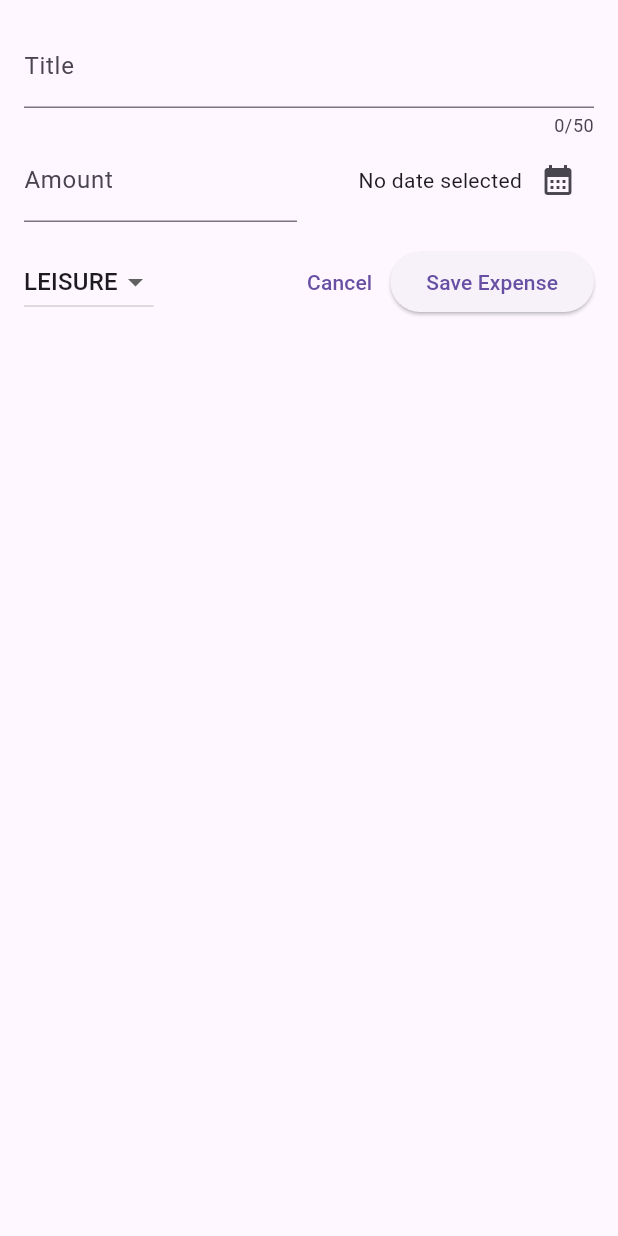
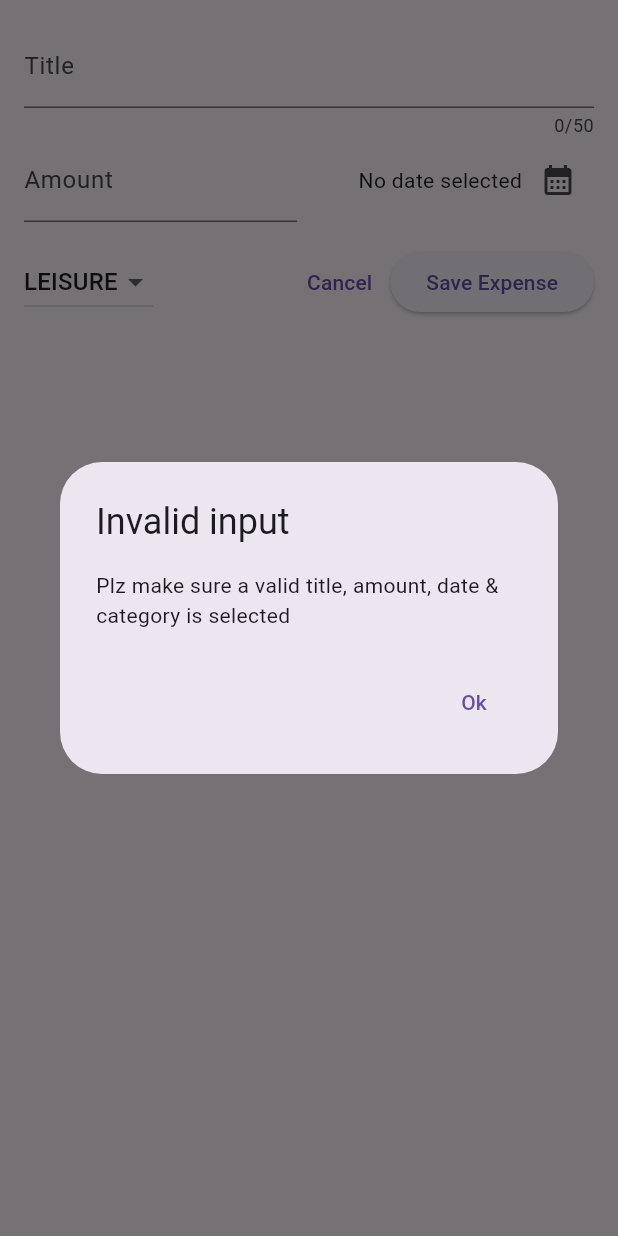
Before and after one commit to Nick9499/expense-tracker-2, a Flutter app: the NewExpense widget shown alone on an empty page, opened directly, after a tap on "Save Expense", on a phone screen of 412 x 824 dp. Run offline on Flutter 3.47's test engine with Material 2 defaults, Android fonts, the phone set to English and light mode, and no system bars.

Commit message:
validating user input & using error dialog

```diff
--- a/lib/widgets/new_expense.dart
+++ b/lib/widgets/new_expense.dart
@@ -37,7 +37,26 @@ class _NewExpenseState extends State<NewExpense> {
     final amountIsInvalid = enteredAmount == null || enteredAmount < 0;
     if (_titleController.text.trim().isEmpty ||
         amountIsInvalid ||
-        _selectedDate == null) {}
+        _selectedDate == null) {
+      showDialog(
+        context: context,
+        builder: (ctx) => AlertDialog(
+          title: const Text('Invalid input'),
+          content: const Text(
+            'Plz make sure a valid title, amount, date & category is selected',
+          ),
+          actions: [
+            TextButton(
+              onPressed: () {
+                Navigator.pop(ctx);
+              },
+              child: const Text('Ok'),
+            ),
+          ],
+        ),
+      );
+      return;
+    }
   }
 
   @override
```
